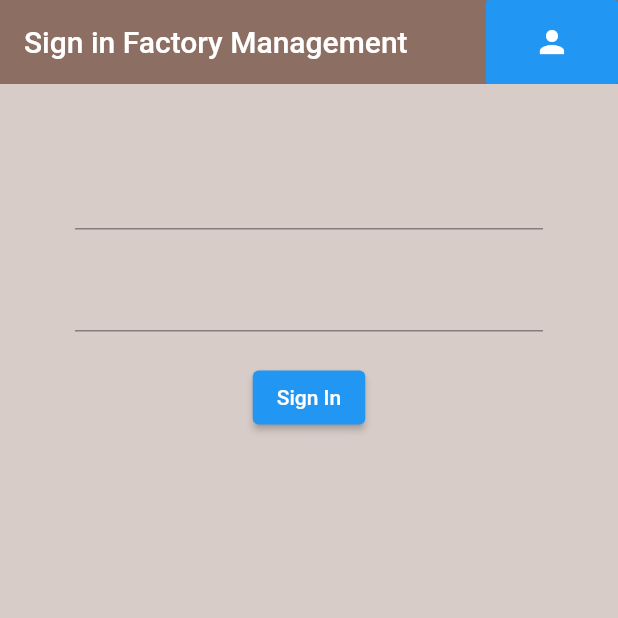
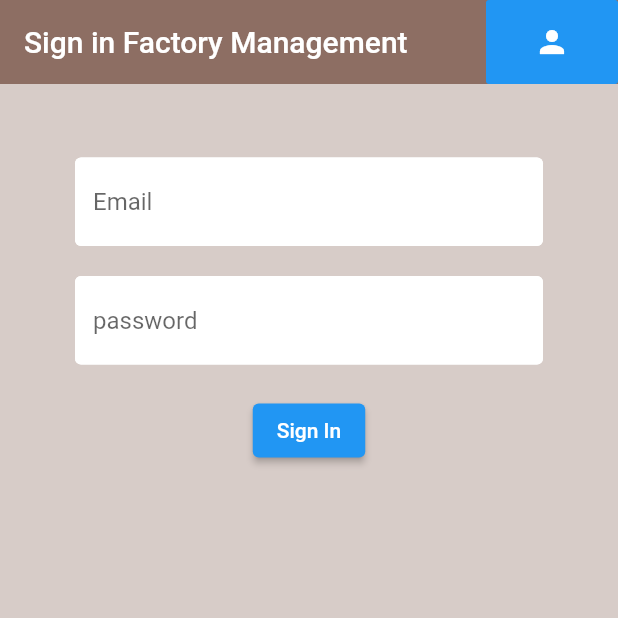
Before and after one commit to Rashmika564/factory_management_ctse, a Flutter app: the screen it shows after launch, on a phone screen of 412 x 824 dp, the top half of it. Run offline on Flutter 3.47's test engine with Material 2 defaults, Android fonts, the phone set to English and light mode, and no system bars; our stand-ins replace firebase_auth, firebase_core; accounts and stored records are empty.

Commit message:
form input decorations for sign in register

```diff
--- a/lib/screens/authenticate/register.dart
+++ b/lib/screens/authenticate/register.dart
@@ -1,6 +1,7 @@
 import 'package:flutter/material.dart';
 
 import '../../services/auth.dart';
+import '../../shared/constants.dart';
 
 class Register extends StatefulWidget {
   final Function toggleView;
@@ -58,6 +59,7 @@ class _RegisterState extends State<Register> {
                   height: 20.0,
                 ),
                 TextFormField(
+                  decoration: textInputDecoration.copyWith(hintText: 'Email'),
                   validator: (val) => val!.isEmpty ? 'Enter an email' : null,
                   onChanged: (val) {
                     setState(() => email = val);
@@ -67,6 +69,8 @@ class _RegisterState extends State<Register> {
                   height: 20.0,
                 ),
                 TextFormField(
+                  decoration:
+                      textInputDecoration.copyWith(hintText: 'password'),
                   obscureText: true,
                   validator: (val) =>
                       val!.length < 6 ? 'Enter an password  g than 6 ' : null,
--- a/lib/screens/authenticate/sign_in.dart
+++ b/lib/screens/authenticate/sign_in.dart
@@ -4,6 +4,8 @@ import 'package:factory_management_ctse/services/auth.dart';
 import 'package:firebase_auth/firebase_auth.dart';
 import 'package:flutter/material.dart';
 import 'package:http/http.dart' as http;
+
+import '../../shared/constants.dart';
 
 class SignIn extends StatefulWidget {
   final Function toggleView;
@@ -60,6 +62,7 @@ class _SignInState extends State<SignIn> {
                   height: 20.0,
                 ),
                 TextFormField(
+                  decoration: textInputDecoration.copyWith(hintText: 'Email'),
                   validator: (val) => val!.isEmpty ? 'Enter an email' : null,
                   onChanged: (val) {
                     setState(() => email = val);
@@ -69,6 +72,8 @@ class _SignInState extends State<SignIn> {
                   height: 20.0,
                 ),
                 TextFormField(
+                  decoration:
+                      textInputDecoration.copyWith(hintText: 'password'),
                   obscureText: true,
                   validator: (val) =>
                       val!.length < 6 ? 'Enter an password  g than 6 ' : null,
--- /dev/null
+++ b/lib/shared/constants.dart
@@ -0,0 +1,10 @@
+import 'package:flutter/material.dart';
+
+const textInputDecoration = InputDecoration(
+    fillColor: Colors.white,
+    filled: true,
+    enabledBorder: OutlineInputBorder(
+        borderSide: BorderSide(color: Colors.white, width: 2.0)),
+    focusedBorder: OutlineInputBorder(
+        borderSide:
+            BorderSide(color: Color.fromARGB(255, 41, 100, 148), width: 2.0)));
```
